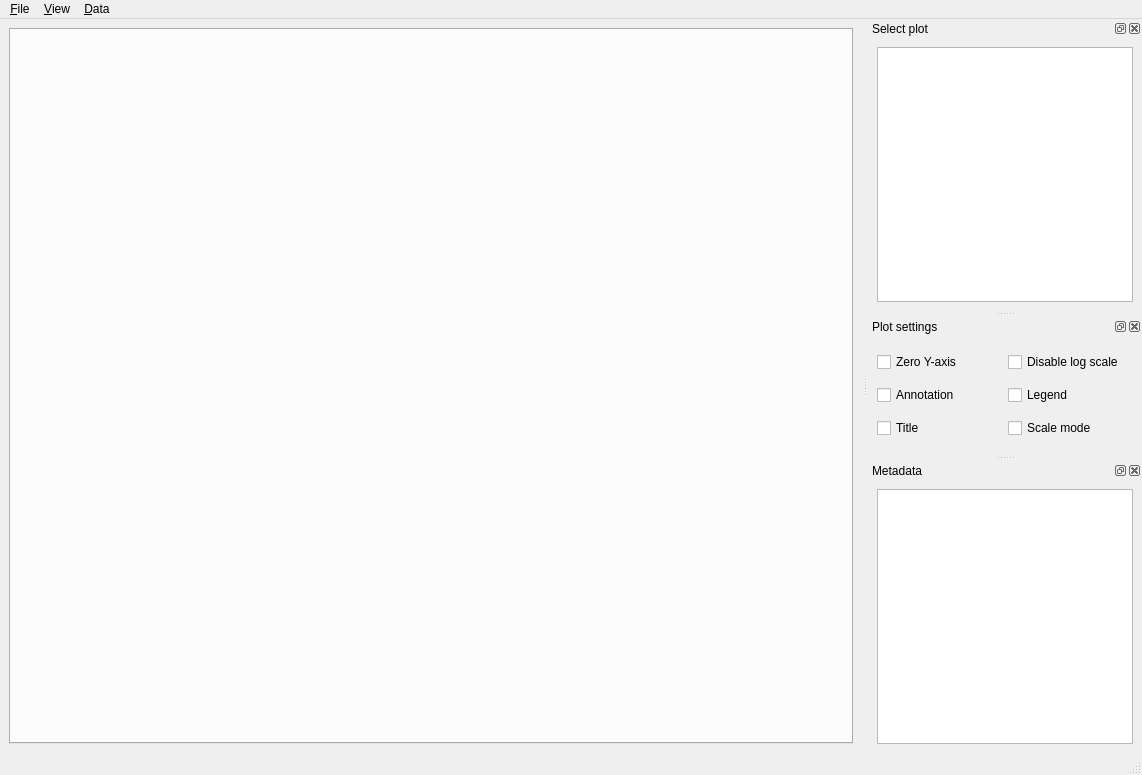
Above: ui/mainwindow.ui from tohojo/flent before the change. Below: the same form after it.
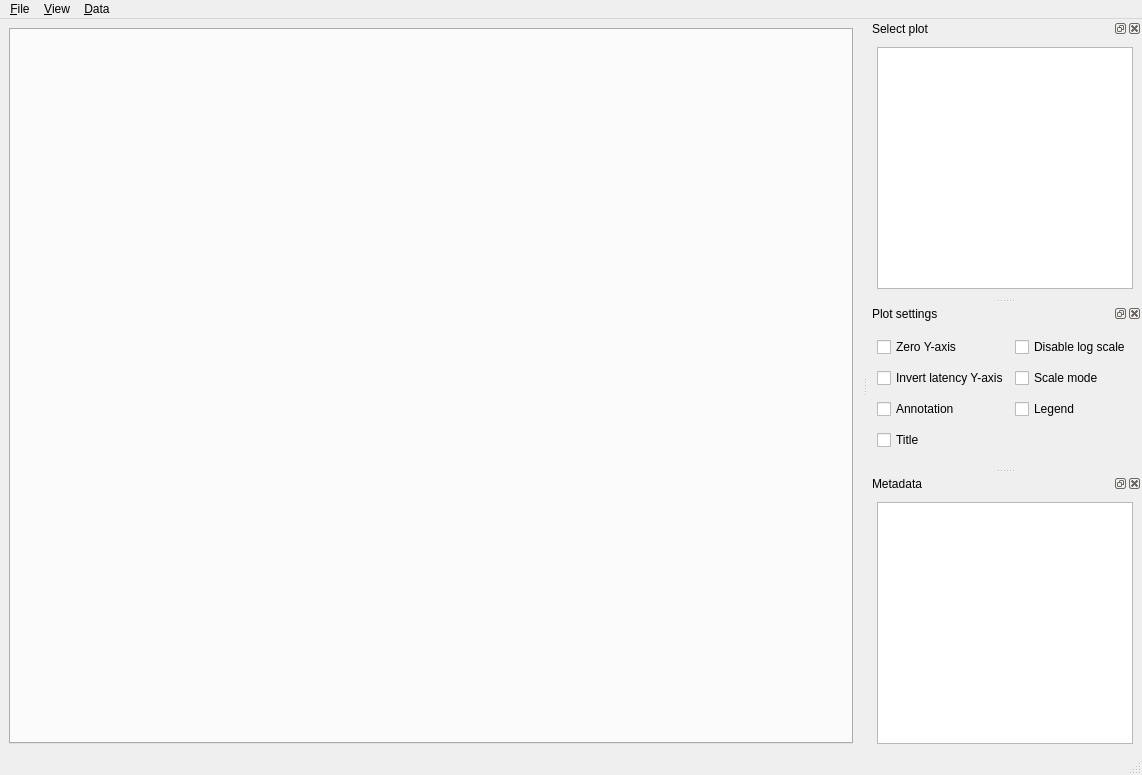
That is the form after the change.

Commit message: Add toggle to invert y-axis of latency plots.

Patch:
```diff
--- a/ui/mainwindow.ui
+++ b/ui/mainwindow.ui
@@ -109,7 +109,20 @@
    </attribute>
    <widget class="QWidget" name="dockWidgetContents_2">
     <layout class="QGridLayout" name="gridLayout">
-     <item row="1" column="1">
+     <item row="3" column="0">
+      <widget class="QCheckBox" name="checkTitle">
+       <property name="toolTip">
+        <string>Draw plot title?</string>
+       </property>
+       <property name="statusTip">
+        <string>Draw plot title?</string>
+       </property>
+       <property name="text">
+        <string>Title</string>
+       </property>
+      </widget>
+     </item>
+     <item row="2" column="1">
       <widget class="QCheckBox" name="checkLegend">
        <property name="toolTip">
         <string>Draw plot legend?</string>
@@ -122,7 +135,7 @@
        </property>
       </widget>
      </item>
-     <item row="1" column="0">
+     <item row="2" column="0">
       <widget class="QCheckBox" name="checkAnnotation">
        <property name="toolTip">
         <string>Annotate plot (at the bottom)?</string>
@@ -161,8 +174,8 @@
        </property>
       </widget>
      </item>
-     <item row="2" column="0">
-      <widget class="QCheckBox" name="checkTitle">
+     <item row="1" column="0">
+      <widget class="QCheckBox" name="checkInvertY">
        <property name="toolTip">
         <string>Draw plot title?</string>
        </property>
@@ -170,11 +183,11 @@
         <string>Draw plot title?</string>
        </property>
        <property name="text">
-        <string>Title</string>
+        <string>Invert latency Y-axis</string>
        </property>
       </widget>
      </item>
-     <item row="2" column="1">
+     <item row="1" column="1">
       <widget class="QCheckBox" name="checkScaleMode">
        <property name="toolTip">
         <string>Use extra data files for axis scaling instaed of plotting them?</string>
```
Left out of the diff: 4 changed lines with no effect on the pictures. The commit also changes 5 other files.
